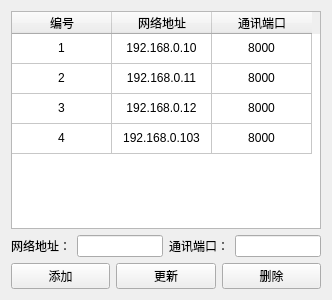
The window that equipmentmanagementform.ui (MrXiaomao/Cu_Activation) describes before a commit, drawn with Qt 5.
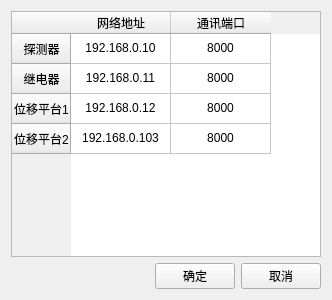
The same window after the commit.

The edit to the form file:
```diff
--- a/equipmentmanagementform.ui
+++ b/equipmentmanagementform.ui
@@ -29,36 +29,40 @@
    <item>
     <widget class="QTableWidget" name="tableWidget">
      <attribute name="verticalHeaderVisible">
-      <bool>false</bool>
+      <bool>true</bool>
      </attribute>
      <row>
       <property name="text">
-       <string>1</string>
+       <string>探测器</string>
       </property>
+      <property name="textAlignment">
+       <set>AlignCenter</set>
+      </property>
      </row>
      <row>
       <property name="text">
-       <string>2</string>
+       <string>继电器</string>
       </property>
+      <property name="textAlignment">
+       <set>AlignCenter</set>
+      </property>
      </row>
      <row>
       <property name="text">
-       <string>3</string>
+       <string>位移平台1</string>
       </property>
+      <property name="textAlignment">
+       <set>AlignCenter</set>
+      </property>
      </row>
      <row>
       <property name="text">
-       <string>4</string>
+       <string>位移平台2</string>
       </property>
-     </row>
-     <column>
-      <property name="text">
-       <string>编号</string>
-      </property>
       <property name="textAlignment">
        <set>AlignCenter</set>
       </property>
-     </column>
+     </row>
      <column>
       <property name="text">
        <string>网络地址</string>
@@ -77,21 +81,13 @@
      </column>
      <item row="0" column="0">
       <property name="text">
-       <string>1</string>
-      </property>
-      <property name="textAlignment">
-       <set>AlignCenter</set>
-      </property>
-     </item>
-     <item row="0" column="1">
-      <property name="text">
        <string>192.168.0.10</string>
       </property>
       <property name="textAlignment">
        <set>AlignCenter</set>
       </property>
      </item>
-     <item row="0" column="2">
+     <item row="0" column="1">
       <property name="text">
        <string>8000</string>
       </property>
@@ -101,21 +97,13 @@
      </item>
      <item row="1" column="0">
       <property name="text">
-       <string>2</string>
-      </property>
-      <property name="textAlignment">
-       <set>AlignCenter</set>
-      </property>
-     </item>
-     <item row="1" column="1">
-      <property name="text">
        <string>192.168.0.11</string>
       </property>
       <property name="textAlignment">
        <set>AlignCenter</set>
       </property>
      </item>
-     <item row="1" column="2">
+     <item row="1" column="1">
       <property name="text">
        <string>8000</string>
       </property>
@@ -125,21 +113,13 @@
      </item>
      <item row="2" column="0">
       <property name="text">
-       <string>3</string>
-      </property>
-      <property name="textAlignment">
-       <set>AlignCenter</set>
-      </property>
-     </item>
-     <item row="2" column="1">
-      <property name="text">
        <string>192.168.0.12</string>
       </property>
       <property name="textAlignment">
        <set>AlignCenter</set>
       </property>
      </item>
-     <item row="2" column="2">
+     <item row="2" column="1">
       <property name="text">
        <string>8000</string>
       </property>
@@ -149,21 +129,13 @@
      </item>
      <item row="3" column="0">
       <property name="text">
-       <string>4</string>
-      </property>
-      <property name="textAlignment">
-       <set>AlignCenter</set>
-      </property>
-     </item>
-     <item row="3" column="1">
-      <property name="text">
        <string>192.168.0.103</string>
       </property>
       <property name="textAlignment">
        <set>AlignCenter</set>
       </property>
      </item>
-     <item row="3" column="2">
+     <item row="3" column="1">
       <property name="text">
        <string>8000</string>
       </property>
@@ -173,56 +145,32 @@
      </item>
     </widget>
    </item>
-   <item>
-    <layout class="QHBoxLayout" name="horizontalLayout">
-     <item>
-      <widget class="QLabel" name="label">
-       <property name="text">
-        <string>网络地址：</string>
-       </property>
-       <property name="alignment">
-        <set>Qt::AlignRight|Qt::AlignTrailing|Qt::AlignVCenter</set>
-       </property>
-      </widget>
-     </item>
-     <item>
-      <widget class="QLineEdit" name="lineEdit"/>
-     </item>
-     <item>
-      <widget class="QLabel" name="label_2">
-       <property name="text">
-        <string>通讯端口：</string>
-       </property>
-       <property name="alignment">
-        <set>Qt::AlignRight|Qt::AlignTrailing|Qt::AlignVCenter</set>
-       </property>
-      </widget>
-     </item>
-     <item>
-      <widget class="QLineEdit" name="lineEdit_2"/>
-     </item>
-    </layout>
-   </item>
    <item>
     <layout class="QHBoxLayout" name="horizontalLayout_3">
      <item>
-      <widget class="QPushButton" name="pushButton">
-       <property name="text">
-        <string>添加</string>
+      <spacer name="horizontalSpacer">
+       <property name="orientation">
+        <enum>Qt::Horizontal</enum>
        </property>
-      </widget>
+       <property name="sizeHint" stdset="0">
+        <size>
+         <width>40</width>
+         <height>20</height>
+        </size>
+       </property>
+      </spacer>
      </item>
      <item>
       <widget class="QPushButton" name="pushButton_2">
        <property name="text">
-        <string>更新</string>
+        <string>确定</string>
        </property>
       </widget>
      </item>
      <item>
       <widget class="QPushButton" name="pushButton_3">
        <property name="text">
-        <string>删除</string>
+        <string>取消</string>
        </property>
       </widget>
      </item>
```
Left out of the diff: 4 changed lines with no effect on the pictures.
